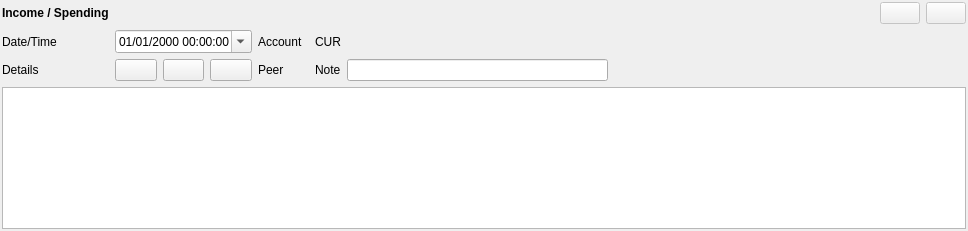
Qt form jal/ui/widgets/income_spending_operation.ui (titov-vv/jal) before a commit.
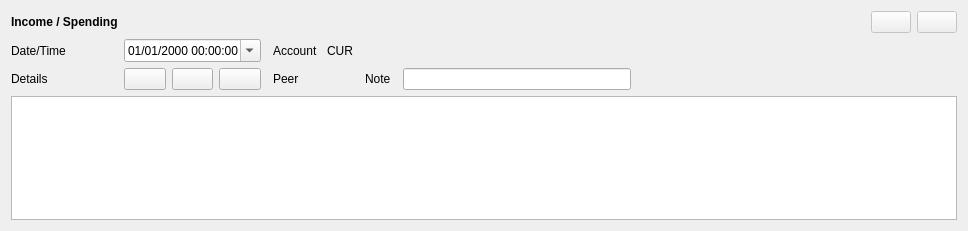
The same form after that commit. Custom widgets are drawn as their Qt base class.

Commit message: Restore of native Qt spacing layout spacing for better compatibility. Tab order and label buddies we set for forms.

```diff
--- a/jal/ui/widgets/income_spending_operation.ui
+++ b/jal/ui/widgets/income_spending_operation.ui
@@ -14,22 +14,10 @@
    <string>Form</string>
   </property>
   <layout class="QGridLayout" name="layout">
-   <property name="leftMargin">
-    <number>2</number>
-   </property>
-   <property name="topMargin">
-    <number>2</number>
-   </property>
-   <property name="rightMargin">
-    <number>2</number>
-   </property>
-   <property name="bottomMargin">
-    <number>2</number>
-   </property>
-   <item row="2" column="7">
+   <item row="2" column="10">
     <widget class="QLineEdit" name="note"/>
    </item>
-   <item row="1" column="4">
+   <item row="1" column="5">
     <widget class="QLabel" name="account_label">
      <property name="text">
       <string>Account</string>
@@ -86,17 +74,43 @@
      </property>
     </widget>
    </item>
-   <item row="1" column="5">
-    <widget class="ReferenceSelectorWidget" name="account_widget"/>
+   <item row="1" column="6">
+    <layout class="QHBoxLayout" name="accountCurrencyBox">
+     <property name="spacing">
+      <number>3</number>
+     </property>
+     <property name="leftMargin">
+      <number>0</number>
+     </property>
+     <property name="topMargin">
+      <number>0</number>
+     </property>
+     <property name="rightMargin">
+      <number>0</number>
+     </property>
+     <property name="bottomMargin">
+      <number>0</number>
+     </property>
+     <item>
+      <widget class="ReferenceSelectorWidget" name="account_widget"/>
+     </item>
+     <item>
+      <widget class="AccountCurrencyLabel" name="currency">
+       <property name="text">
+        <string>CUR</string>
+       </property>
+      </widget>
+     </item>
+    </layout>
    </item>
-   <item row="2" column="6">
+   <item row="2" column="8">
     <widget class="QLabel" name="note_label">
      <property name="text">
       <string>Note</string>
      </property>
     </widget>
    </item>
-   <item row="0" column="9">
+   <item row="0" column="12">
     <widget class="QPushButton" name="commit_button">
      <property name="enabled">
       <bool>false</bool>
@@ -109,7 +123,7 @@
      </property>
     </widget>
    </item>
-   <item row="2" column="4">
+   <item row="2" column="5">
     <widget class="QLabel" name="peer_label">
      <property name="text">
       <string>Peer</string>
@@ -148,7 +162,7 @@
      </property>
     </widget>
    </item>
-   <item row="0" column="10">
+   <item row="0" column="13">
     <widget class="QPushButton" name="revert_button">
      <property name="enabled">
       <bool>false</bool>
@@ -164,10 +178,10 @@
      </property>
     </widget>
    </item>
-   <item row="2" column="5">
+   <item row="2" column="6">
     <widget class="ReferenceSelectorWidget" name="peer_widget"/>
    </item>
-   <item row="3" column="0" colspan="11">
+   <item row="3" column="0" colspan="14">
     <widget class="TableViewWithFooter" name="details_table">
      <property name="alternatingRowColors">
       <bool>true</bool>
@@ -180,7 +194,7 @@
      </attribute>
     </widget>
    </item>
-   <item row="2" column="8">
+   <item row="2" column="11">
     <spacer name="horizontal_spacer">
      <property name="orientation">
       <enum>Qt::Orientation::Horizontal</enum>
@@ -193,15 +207,56 @@
      </property>
     </spacer>
    </item>
-   <item row="1" column="7">
+   <item row="1" column="10">
     <widget class="OptionalCurrencyComboBox" name="a_currency"/>
    </item>
-   <item row="1" column="6">
-    <widget class="AccountCurrencyLabel" name="currency">
-     <property name="text">
-      <string>CUR</string>
+   <item row="1" column="4">
+    <spacer name="accountGroupSpacer">
+     <property name="orientation">
+      <enum>Qt::Orientation::Horizontal</enum>
      </property>
-    </widget>
+     <property name="sizeType">
+      <enum>QSizePolicy::Fixed</enum>
+     </property>
+     <property name="sizeHint" stdset="0">
+      <size>
+       <width>0</width>
+       <height>20</height>
+      </size>
+     </property>
+    </spacer>
+   </item>
+   <item row="2" column="7">
+    <spacer name="noteGroupSpacer">
+     <property name="orientation">
+      <enum>Qt::Orientation::Horizontal</enum>
+     </property>
+     <property name="sizeType">
+      <enum>QSizePolicy::Fixed</enum>
+     </property>
+     <property name="sizeHint" stdset="0">
+      <size>
+       <width>0</width>
+       <height>20</height>
+      </size>
+     </property>
+    </spacer>
+   </item>
+   <item row="1" column="9">
+    <spacer name="currencyGroupSpacer">
+     <property name="orientation">
+      <enum>Qt::Orientation::Horizontal</enum>
+     </property>
+     <property name="sizeType">
+      <enum>QSizePolicy::Fixed</enum>
+     </property>
+     <property name="sizeHint" stdset="0">
+      <size>
+       <width>0</width>
+       <height>20</height>
+      </size>
+     </property>
+    </spacer>
    </item>
   </layout>
  </widget>
```
Left out of the diff: 22 changed lines with no effect on the pictures. The commit also changes 82 other files.
